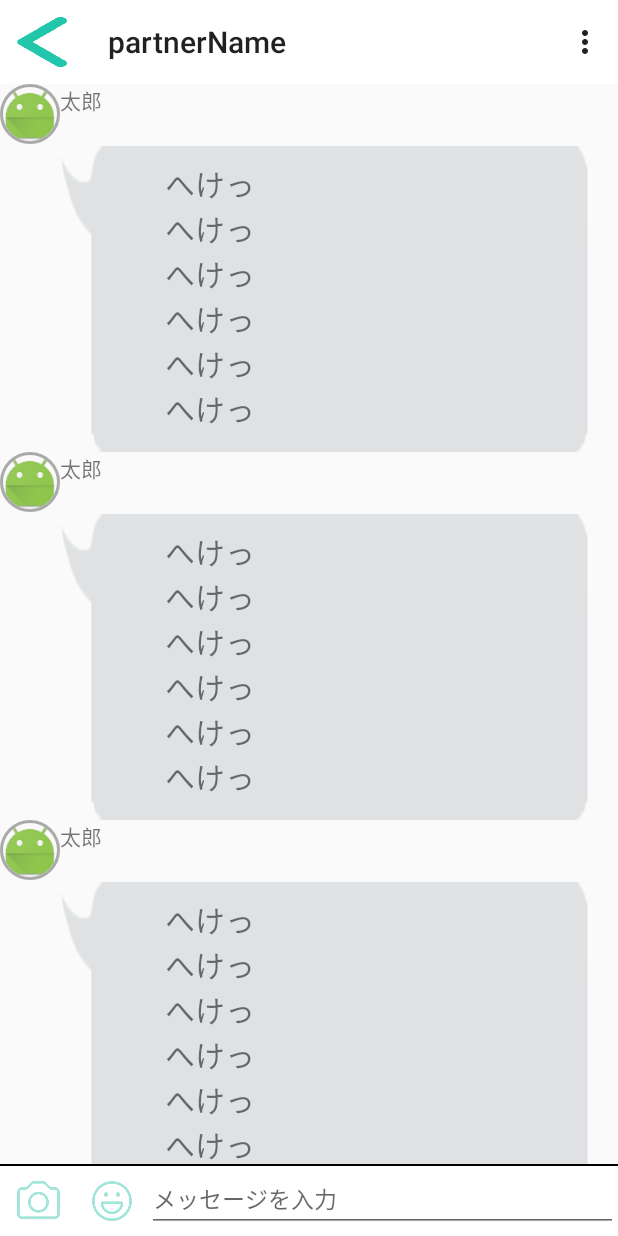
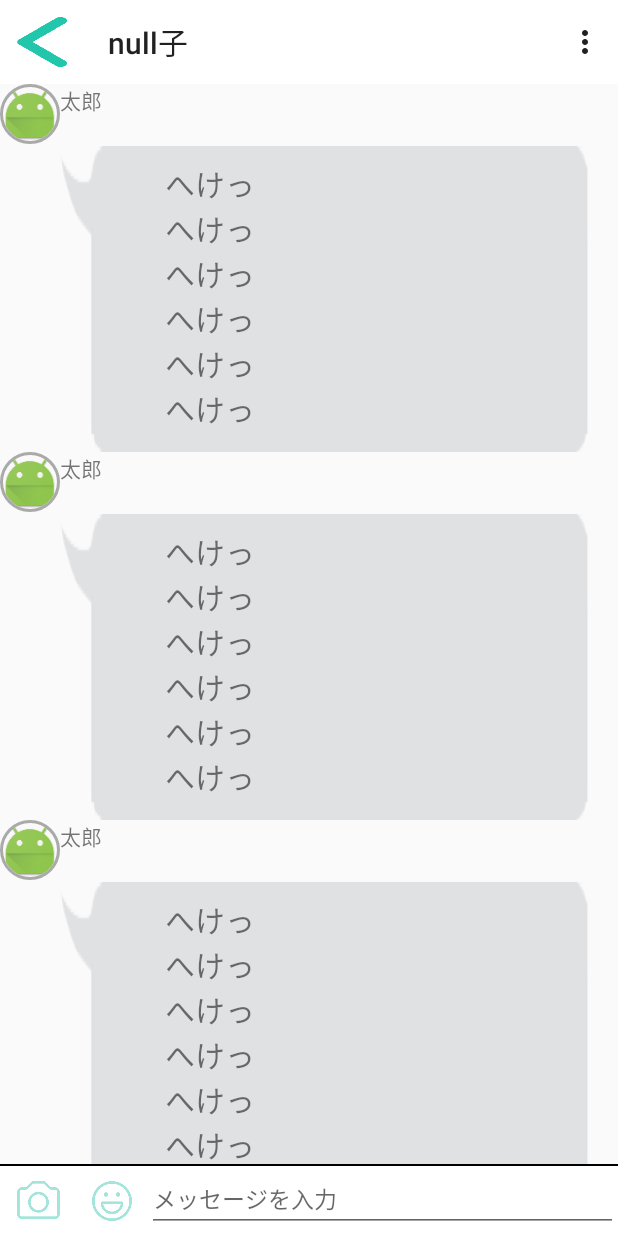
Before and after one commit to tuvy22686/doctor-peppers-android, an Android app: the ChatActivity screen opened directly, with no data from a screen before it, on a phone screen of 412 x 824 dp. Run offline under Robolectric (Android 15) with nearby library versions, the phone set to English and light mode, and no system bars; our stand-ins replace CircleImageView.

Commit message:
idごとにチャットのpartnerNameを変更

```diff
--- a/app/src/main/java/com/tuvy/tomosugi/minimalpairs/ChatActivity.kt
+++ b/app/src/main/java/com/tuvy/tomosugi/minimalpairs/ChatActivity.kt
@@ -1,5 +1,6 @@
 package com.tuvy.tomosugi.minimalpairs
 
+import android.content.Intent
 import android.graphics.Bitmap
 import android.graphics.Matrix
 import android.graphics.drawable.BitmapDrawable
@@ -10,6 +11,7 @@ import android.os.Bundle
 import android.support.v4.content.res.ResourcesCompat
 import android.support.v7.widget.LinearLayoutManager
 import android.support.v7.widget.RecyclerView
+import android.util.Log
 import android.view.Menu
 import android.view.MenuItem
 import android.widget.LinearLayout
@@ -28,13 +30,24 @@ class ChatActivity : AppCompatActivity() {
         val toolbar: android.support.v7.widget.Toolbar = findViewById(R.id.toolbar) as android.support.v7.widget.Toolbar
         setSupportActionBar(toolbar)
 
+        var intent = intent
+        var partnerId: Int = intent.getIntExtra("partnerId", -1)
+        var partnerName = when(partnerId) {
+            0 -> "零マン"
+            1 -> "おとこ"
+            2 -> "おんな"
+            else -> "null子"
+        }
         supportActionBar?.setDisplayHomeAsUpEnabled(true)
         supportActionBar?.setDisplayShowHomeEnabled(true)
-        supportActionBar?.title = "partnerName"
         supportActionBar?.setHomeAsUpIndicator(resizeDrawable(resources.getDrawable(R.drawable.arrow)))
-
+        supportActionBar?.title = partnerName
         toolbar.setNavigationOnClickListener {
             onBackPressed()
+        }
+
+        if (intent != null) {
+            Log.d("onCreate", intent.getIntExtra("partnerId", -1).toString())
         }
 
         val rv = findViewById(R.id.massageRecyclewView) as RecyclerView
@@ -62,6 +75,15 @@ class ChatActivity : AppCompatActivity() {
         return super.onOptionsItemSelected(item);
     }
 
+    override fun onActivityResult(requestCode: Int, resultCode: Int, data: Intent?) {
+//        super.onActivityResult(requestCode, resultCode, data)
+//        Log.d("onActivityResult", requestCode.toString())
+//
+//        Log.d("onActivityResult", "hello")
+//        Log.d("onActivityResult",data!!.getIntExtra("partnerId", -1).toString())
+
+    }
+
     fun resizeDrawable(drawable: Drawable): Drawable {
         var b: Bitmap = (drawable as BitmapDrawable).bitmap
         var bitmapResized = Bitmap.createScaledBitmap(b, 50, 50, false)
```
